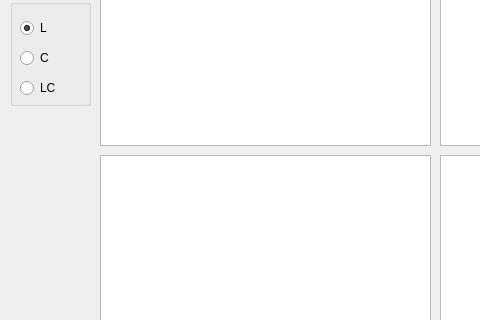
First picture: the form in software/modules/ModuleC.ui, repository brmlab/edubrm, before the edit; both pictures show x 0 to 480 and y 115 to 435 of the 781 by 531 pixel window.
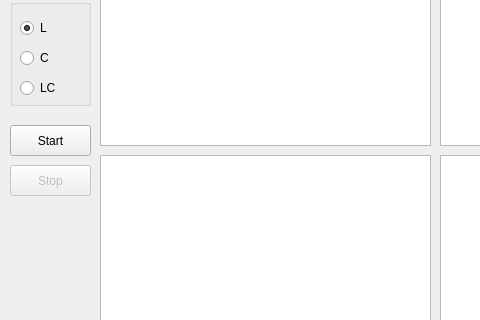
Second picture: the form after the edit.

Commit message: finish DC part of module C

What changed in the file:
```diff
--- a/software/modules/ModuleC.ui
+++ b/software/modules/ModuleC.ui
@@ -156,6 +156,35 @@
     </property>
    </widget>
   </widget>
+  <widget class="QPushButton" name="btnStart">
+   <property name="geometry">
+    <rect>
+     <x>10</x>
+     <y>240</y>
+     <width>81</width>
+     <height>31</height>
+    </rect>
+   </property>
+   <property name="text">
+    <string>Start</string>
+   </property>
+  </widget>
+  <widget class="QPushButton" name="btnStop">
+   <property name="enabled">
+    <bool>false</bool>
+   </property>
+   <property name="geometry">
+    <rect>
+     <x>10</x>
+     <y>280</y>
+     <width>81</width>
+     <height>31</height>
+    </rect>
+   </property>
+   <property name="text">
+    <string>Stop</string>
+   </property>
+  </widget>
  </widget>
  <resources/>
  <connections/>
```
The commit also changes 3 other files.
